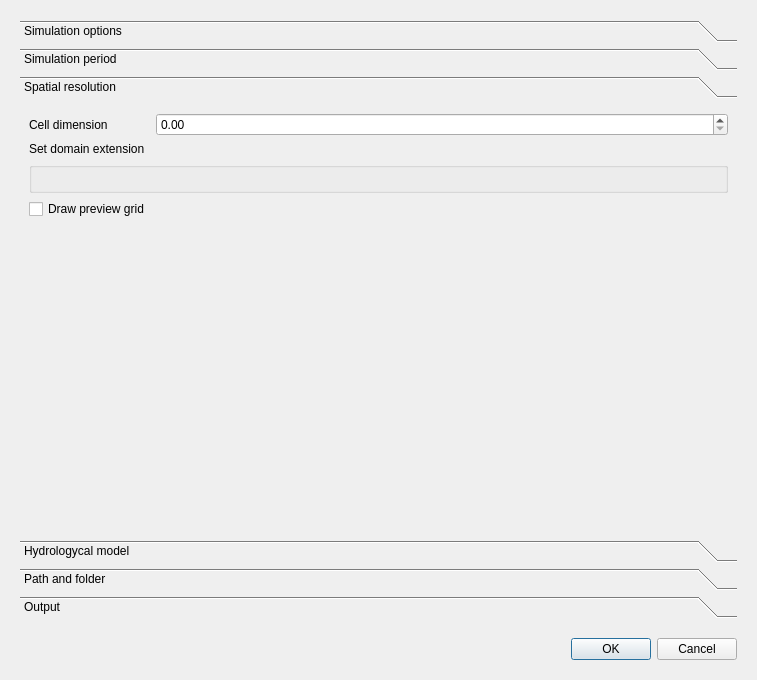
Before: the Qt Designer form forms/set_simulation_dialog.ui in rita-tools/IdrAgraTools, drawn with Qt 5.
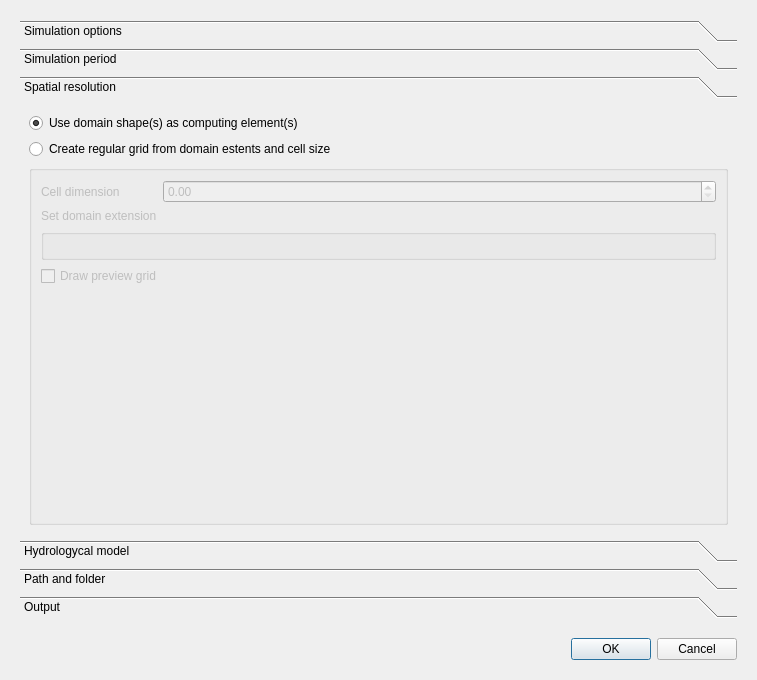
After: the same form once the commit is applied. The open tabs and pages were chosen to show the change. Custom widgets are drawn as their Qt base class.

Commit message: add vector mode for calculation domain

```diff
--- a/forms/set_simulation_dialog.ui
+++ b/forms/set_simulation_dialog.ui
@@ -188,6 +188,32 @@
        <attribute name="label">
         <string>Spatial resolution</string>
        </attribute>
+       <layout class="QVBoxLayout" name="verticalLayout_2">
+        <item>
+         <widget class="QRadioButton" name="VECTOR_MODE">
+          <property name="text">
+           <string>Use domain shape(s) as computing element(s)</string>
+          </property>
+          <property name="checked">
+           <bool>true</bool>
+          </property>
+         </widget>
+        </item>
+        <item>
+         <widget class="QRadioButton" name="GRID_MODE">
+          <property name="text">
+           <string>Create regular grid from domain estents and cell size</string>
+          </property>
+         </widget>
+        </item>
+        <item>
+         <widget class="QGroupBox" name="SETDOMAIN_GB">
+          <property name="enabled">
+           <bool>false</bool>
+          </property>
+          <property name="title">
+           <string/>
+          </property>
        <layout class="QFormLayout" name="formLayout_3">
         <item row="0" column="0">
          <widget class="QLabel" name="label_3">
@@ -206,17 +232,17 @@
           </property>
          </widget>
         </item>
-        <item row="2" column="0" colspan="2">
+           <item row="1" column="0">
          <widget class="QLabel" name="DOMAINEXT_LB">
           <property name="text">
            <string>Set domain extension</string>
           </property>
          </widget>
         </item>
-        <item row="3" column="0" colspan="2">
+           <item row="2" column="0" colspan="2">
          <widget class="QgsExtentGroupBox" name="DOMAINEXT"/>
         </item>
-        <item row="4" column="0">
+           <item row="3" column="0" colspan="2">
          <widget class="QCheckBox" name="DRAW_GRID_CB">
           <property name="text">
            <string>Draw preview grid</string>
@@ -225,6 +251,9 @@
         </item>
        </layout>
       </widget>
+        </item>
+       </layout>
+      </widget>
       <widget class="QWidget" name="HYDROLOGY_PG">
        <property name="geometry">
         <rect>
```
Left out of the diff: 16 changed lines with no effect on the pictures. Lines whose indentation alone changed are shown as unchanged. The commit also changes 6 other files.
